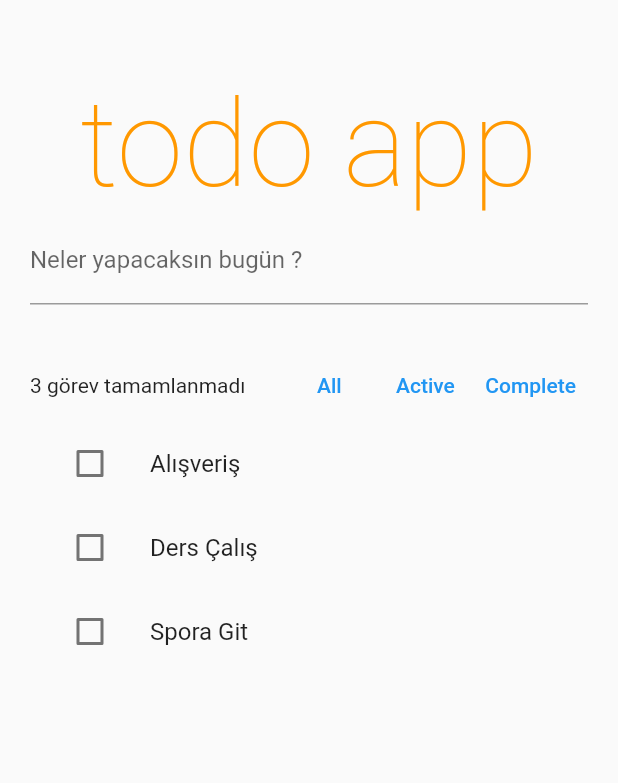
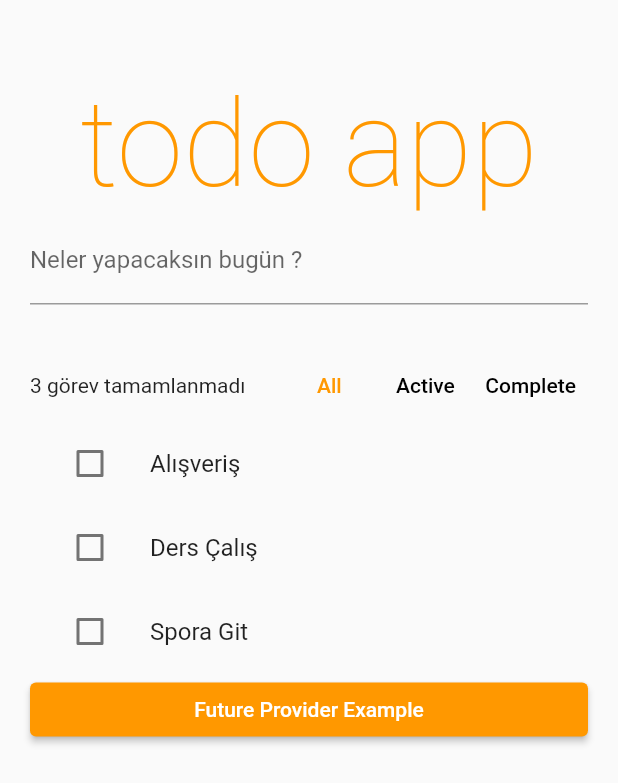
Before and after one commit to BcanGRG/Riverpod_Todo_App, a Flutter app: the screen it shows after launch, on a phone screen of 412 x 824 dp. Shown: the top 783 px of the screen. Run offline on Flutter 3.47's test engine with Material 2 defaults, Android fonts, the phone set to English and light mode, and no system bars; our stand-ins replace dio, flutter_riverpod.

Commit message:
Futureprovider kullanmak için model oluşturuldu

```diff
--- a/lib/providers/all_providers.dart
+++ b/lib/providers/all_providers.dart
@@ -2,6 +2,12 @@ import 'package:flutter_riverpod/flutter_riverpod.dart';
 import 'package:riverpod_todo_app/models/todo_model.dart';
 import 'package:riverpod_todo_app/providers/todo_list_manager.dart';
 import 'package:uuid/uuid.dart';
+
+enum TodoListFilter { all, active, completed }
+
+final todoListFilter = StateProvider<TodoListFilter>(((ref) {
+  return TodoListFilter.all;
+}));
 
 final todoListProvider =
     StateNotifierProvider<TodoListManager, List<TodoModel>>((ref) {
@@ -12,6 +18,22 @@ final todoListProvider =
   ]);
 });
 
+final filteredTodoList = Provider<List<TodoModel>>(((ref) {
+  final filter = ref.watch(todoListFilter);
+  final todoList = ref.watch(todoListProvider);
+
+  switch (filter) {
+    case TodoListFilter.all:
+      return todoList;
+    case TodoListFilter.completed:
+      return todoList.where((element) => element.completed).toList();
+    case TodoListFilter.active:
+      return todoList.where((element) => !element.completed).toList();
+    default:
+      return todoList;
+  }
+}));
+
 final unCompletedTodoCount = Provider<int>((ref) {
   var count =
       ref.watch(todoListProvider).where((element) => !element.completed).length;
--- a/lib/todo_app.dart
+++ b/lib/todo_app.dart
@@ -1,6 +1,8 @@
+import 'package:flutter/cupertino.dart';
 import 'package:flutter/material.dart';
 import 'package:flutter_riverpod/flutter_riverpod.dart';
 import 'package:riverpod_todo_app/providers/all_providers.dart';
+import 'package:riverpod_todo_app/widgets/future_provider_page.dart';
 import 'package:riverpod_todo_app/widgets/title_widget.dart';
 import 'package:riverpod_todo_app/widgets/todo_list_item_widget.dart';
 import 'package:riverpod_todo_app/widgets/toolbar_widget.dart';
@@ -11,7 +13,7 @@ class TodoApp extends ConsumerWidget {
   final newTextController = TextEditingController();
   @override
   Widget build(BuildContext context, WidgetRef ref) {
-    var allTodos = ref.watch(todoListProvider);
+    var allTodos = ref.watch(filteredTodoList);
     return Scaffold(
       body: ListView(
         padding: const EdgeInsets.symmetric(horizontal: 20, vertical: 50),
@@ -27,7 +29,10 @@ class TodoApp extends ConsumerWidget {
             }),
           ),
           const SizedBox(height: 30),
-          const ToolBarWidget(),
+          ToolBarWidget(),
+          allTodos.isEmpty
+              ? const Center(child: Text("Herhangi bir görev yok"))
+              : const SizedBox(),
           for (var todo in allTodos.reversed)
             Dismissible(
                 key: ValueKey(todo.id),
@@ -39,7 +44,15 @@ class TodoApp extends ConsumerWidget {
                     currentTodoProvider.overrideWithValue(todo),
                   ],
                   child: const TodoListItemWidget(),
-                ))
+                )),
+          ElevatedButton(
+            style: ElevatedButton.styleFrom(backgroundColor: Colors.orange),
+            onPressed: () {
+              Navigator.of(context).push(CupertinoPageRoute(
+                  builder: (context) => const FutureProviderPage()));
+            },
+            child: const Text("Future Provider Example"),
+          )
         ],
       ),
     );
--- a/lib/widgets/toolbar_widget.dart
+++ b/lib/widgets/toolbar_widget.dart
@@ -3,15 +3,17 @@ import 'package:flutter_riverpod/flutter_riverpod.dart';
 import 'package:riverpod_todo_app/providers/all_providers.dart';
 
 class ToolBarWidget extends ConsumerWidget {
-  const ToolBarWidget({super.key});
+  ToolBarWidget({super.key});
+  var _currentFilter = TodoListFilter.all;
+
+  Color changeTextColor(TodoListFilter filter) {
+    return _currentFilter == filter ? Colors.orange : Colors.black;
+  }
 
   @override
   Widget build(BuildContext context, WidgetRef ref) {
-    int onCompletedTodoCount = ref
-        .watch(todoListProvider)
-        .where((element) => !element.completed)
-        .length;
-
+    final onCompletedTodoCount = ref.watch(unCompletedTodoCount);
+    _currentFilter = ref.watch(todoListFilter);
     return Row(
       mainAxisAlignment: MainAxisAlignment.spaceBetween,
       children: [
@@ -19,20 +21,39 @@ class ToolBarWidget extends ConsumerWidget {
             child: Text(
           onCompletedTodoCount == 0
               ? "Tüm görevler tamamlandı"
-              : "${ref.watch(unCompletedTodoCount)} görev tamamlanmadı",
+              : "$onCompletedTodoCount görev tamamlanmadı",
           overflow: TextOverflow.ellipsis,
         )),
         Tooltip(
           message: "All Todos",
-          child: TextButton(onPressed: () {}, child: Text("All")),
+          child: TextButton(
+              style: TextButton.styleFrom(
+                  foregroundColor: changeTextColor(TodoListFilter.all)),
+              onPressed: () {
+                ref.read(todoListFilter.notifier).state = TodoListFilter.all;
+              },
+              child: Text("All")),
         ),
         Tooltip(
           message: "Only Uncompleted Todos",
-          child: TextButton(onPressed: () {}, child: Text("Active")),
+          child: TextButton(
+              style: TextButton.styleFrom(
+                  foregroundColor: changeTextColor(TodoListFilter.active)),
+              onPressed: () {
+                ref.read(todoListFilter.notifier).state = TodoListFilter.active;
+              },
+              child: Text("Active")),
         ),
         Tooltip(
           message: "Only Completed Todos",
-          child: TextButton(onPressed: () {}, child: Text("Complete")),
+          child: TextButton(
+              style: TextButton.styleFrom(
+                  foregroundColor: changeTextColor(TodoListFilter.completed)),
+              onPressed: () {
+                ref.read(todoListFilter.notifier).state =
+                    TodoListFilter.completed;
+              },
+              child: Text("Complete")),
         )
       ],
     );
--- a/pubspec.yaml
+++ b/pubspec.yaml
@@ -38,6 +38,7 @@ dependencies:
   cupertino_icons: ^1.0.2
   flutter_riverpod: ^2.1.1
   uuid: ^3.0.7
+  dio: ^4.0.6
 
 dev_dependencies:
   flutter_test:
```
Also changed, not shown: lib/models/cat_fact_model.dart (added, +53 -0 lines), lib/widgets/future_provider_page.dart (added, +57 -0 lines), pubspec.lock.
